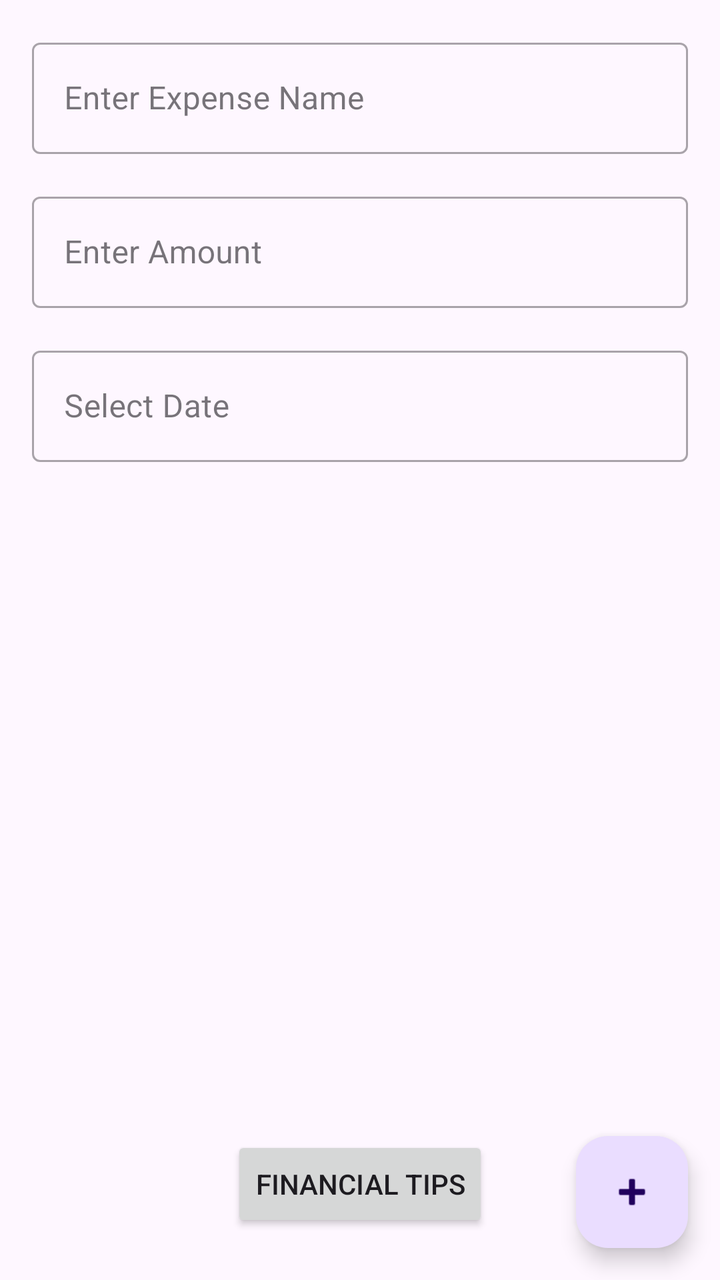
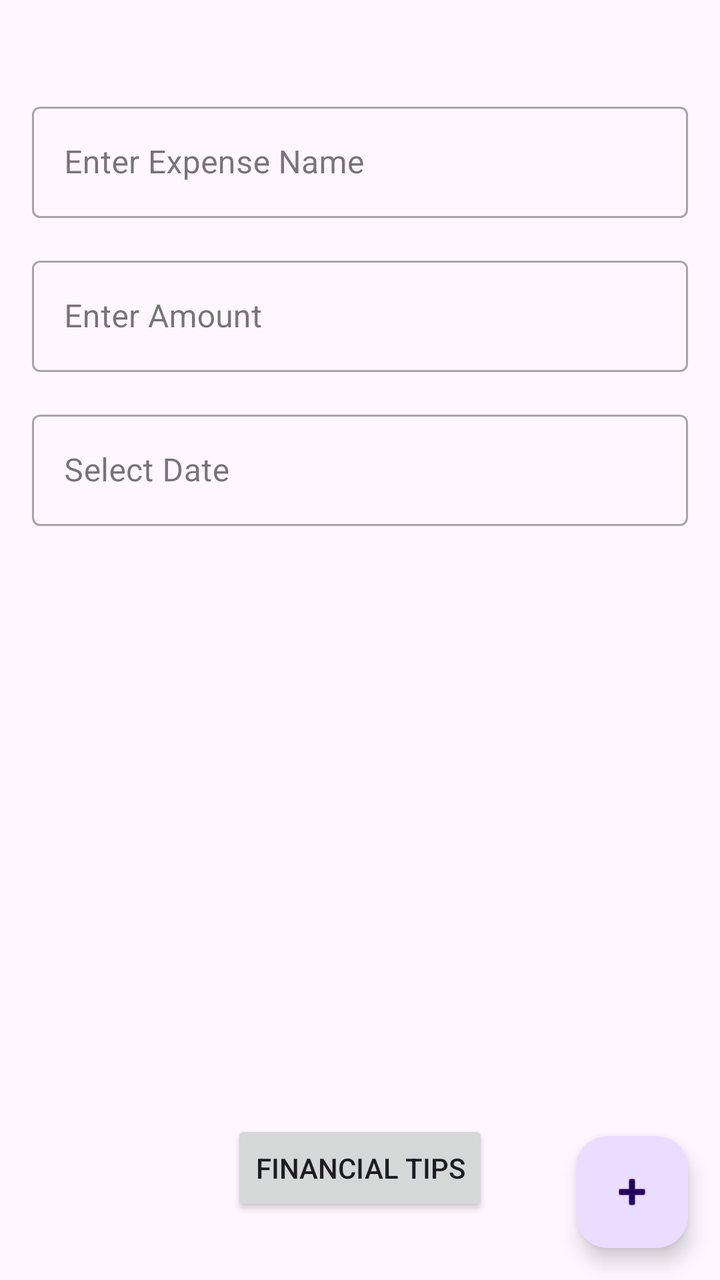

Before-and-after screenshots of an Android layout around one commit, followed by the original layout XML and the change that was made.
<!-- AndroidManifest.xml: application theme Theme.Assignmen7 -->
<!-- res/layout/activity_main.xml -->
<?xml version="1.0" encoding="utf-8"?>
<androidx.constraintlayout.widget.ConstraintLayout
    xmlns:android="http://schemas.android.com/apk/res/android"
    xmlns:app="http://schemas.android.com/apk/res-auto"
    xmlns:tools="http://schemas.android.com/tools"
    android:layout_width="match_parent"
    android:layout_height="match_parent"
    tools:context=".MainActivity">

    
    <com.google.android.material.textfield.TextInputLayout
        android:id="@+id/expenseNameLayout"
        style="@style/Widget.MaterialComponents.TextInputLayout.OutlinedBox"
        android:layout_width="0dp"
        android:layout_height="wrap_content"
        app:layout_constraintTop_toTopOf="parent"
        app:layout_constraintStart_toStartOf="parent"
        app:layout_constraintEnd_toEndOf="parent"
        android:layout_margin="16dp">
        <com.google.android.material.textfield.TextInputEditText
            android:id="@+id/expenseName"
            android:layout_width="match_parent"
            android:layout_height="wrap_content"
            android:textColor="@color/primary_text_color"
            android:hint="@string/hint_expense_name"/>
    </com.google.android.material.textfield.TextInputLayout>

    
    <com.google.android.material.textfield.TextInputLayout
        android:id="@+id/expenseAmountLayout"
        style="@style/Widget.MaterialComponents.TextInputLayout.OutlinedBox"
        android:layout_width="0dp"
        android:layout_height="wrap_content"
        app:layout_constraintTop_toBottomOf="@id/expenseNameLayout"
        app:layout_constraintStart_toStartOf="parent"
        app:layout_constraintEnd_toEndOf="parent"
        android:layout_margin="16dp">
        <com.google.android.material.textfield.TextInputEditText
            android:id="@+id/expenseAmount"
            android:layout_width="match_parent"
            android:layout_height="wrap_content"
            android:inputType="numberDecimal"
            android:textColor="@color/primary_text_color"
            android:hint="@string/hint_expense_amount_decimal"/>
    </com.google.android.material.textfield.TextInputLayout>

    
    <androidx.recyclerview.widget.RecyclerView
        android:id="@+id/recyclerView"
        android:layout_width="match_parent"
        android:layout_height="0dp"
        app:layout_constraintTop_toBottomOf="@id/expenseDateLayout"
        app:layout_constraintBottom_toTopOf="@id/fab"
        android:layout_margin="16dp"/>

    
    <com.google.android.material.floatingactionbutton.FloatingActionButton
        android:id="@+id/fab"
        android:layout_width="wrap_content"
        android:layout_height="wrap_content"
        android:src="@android:drawable/ic_input_add"
        android:contentDescription="@string/add_expense"
        app:tooltipText="@string/add_expense"
        app:layout_constraintBottom_toBottomOf="parent"
        app:layout_constraintEnd_toEndOf="parent"
        android:layout_margin="16dp"/>

    <com.google.android.material.textfield.TextInputLayout
        android:id="@+id/expenseDateLayout"
        style="@style/Widget.MaterialComponents.TextInputLayout.OutlinedBox"
        android:layout_width="0dp"
        android:layout_height="wrap_content"
        app:layout_constraintTop_toBottomOf="@id/expenseAmountLayout"
        app:layout_constraintStart_toStartOf="parent"
        app:layout_constraintEnd_toEndOf="parent"
        android:layout_margin="16dp">

        <com.google.android.material.textfield.TextInputEditText
            android:id="@+id/expenseDate"
            android:layout_width="match_parent"
            android:layout_height="wrap_content"
            android:hint="Select Date"
            android:focusable="false"/>
    </com.google.android.material.textfield.TextInputLayout>

    <Button
        android:id="@+id/openBrowserButton"
        android:layout_width="wrap_content"
        android:layout_height="wrap_content"
        android:text="Financial Tips"
        android:layout_marginTop="16dp"
        app:layout_constraintTop_toBottomOf="@id/recyclerView"
        app:layout_constraintStart_toStartOf="parent"
        app:layout_constraintEnd_toEndOf="parent"/>
</androidx.constraintlayout.widget.ConstraintLayout>
<!-- resources referenced by this layout -->
<resources>
  <color name="primary_text_color">#1C1C1E</color>
  <string name="add_expense">Add Expense</string>
  <string name="hint_expense_amount_decimal">Enter Amount</string>
  <string name="hint_expense_name">Enter Expense Name</string>
  <style name="Theme.Assignmen7" parent="Base.Theme.Assignmen7" />
  <style name="Base.Theme.Assignmen7" parent="Theme.Material3.DayNight.NoActionBar">
          
          
      </style>
</resources>

<!-- the commit's change to res/layout/activity_main.xml (unified diff, before → after) -->
@@ -5,7 +5,16 @@
     xmlns:tools="http://schemas.android.com/tools"
     android:layout_width="match_parent"
     android:layout_height="match_parent"
+    android:paddingTop="32dp"
     tools:context=".MainActivity">
+
+    
+    <FrameLayout
+        android:id="@+id/headerContainer"
+        android:layout_width="match_parent"
+        android:layout_height="wrap_content"
+        android:layout_marginBottom="8dp"
+        app:layout_constraintTop_toTopOf="parent"/>
 
     
     <com.google.android.material.textfield.TextInputLayout
@@ -13,7 +22,7 @@
         style="@style/Widget.MaterialComponents.TextInputLayout.OutlinedBox"
         android:layout_width="0dp"
         android:layout_height="wrap_content"
-        app:layout_constraintTop_toTopOf="parent"
+        app:layout_constraintTop_toBottomOf="@id/headerContainer"
         app:layout_constraintStart_toStartOf="parent"
         app:layout_constraintEnd_toEndOf="parent"
         android:layout_margin="16dp">
@@ -45,6 +54,25 @@
     </com.google.android.material.textfield.TextInputLayout>
 
     
+    <com.google.android.material.textfield.TextInputLayout
+        android:id="@+id/expenseDateLayout"
+        style="@style/Widget.MaterialComponents.TextInputLayout.OutlinedBox"
+        android:layout_width="0dp"
+        android:layout_height="wrap_content"
+        app:layout_constraintTop_toBottomOf="@id/expenseAmountLayout"
+        app:layout_constraintStart_toStartOf="parent"
+        app:layout_constraintEnd_toEndOf="parent"
+        android:layout_margin="16dp">
+
+        <com.google.android.material.textfield.TextInputEditText
+            android:id="@+id/expenseDate"
+            android:layout_width="match_parent"
+            android:layout_height="wrap_content"
+            android:hint="Select Date"
+            android:focusable="false"/>
+    </com.google.android.material.textfield.TextInputLayout>
+
+    
     <androidx.recyclerview.widget.RecyclerView
         android:id="@+id/recyclerView"
         android:layout_width="match_parent"
@@ -65,31 +93,23 @@
         app:layout_constraintEnd_toEndOf="parent"
         android:layout_margin="16dp"/>
 
-    <com.google.android.material.textfield.TextInputLayout
-        android:id="@+id/expenseDateLayout"
-        style="@style/Widget.MaterialComponents.TextInputLayout.OutlinedBox"
-        android:layout_width="0dp"
-        android:layout_height="wrap_content"
-        app:layout_constraintTop_toBottomOf="@id/expenseAmountLayout"
-        app:layout_constraintStart_toStartOf="parent"
-        app:layout_constraintEnd_toEndOf="parent"
-        android:layout_margin="16dp">
-
-        <com.google.android.material.textfield.TextInputEditText
-            android:id="@+id/expenseDate"
-            android:layout_width="match_parent"
-            android:layout_height="wrap_content"
-            android:hint="Select Date"
-            android:focusable="false"/>
-    </com.google.android.material.textfield.TextInputLayout>
-
+    
     <Button
         android:id="@+id/openBrowserButton"
         android:layout_width="wrap_content"
         android:layout_height="wrap_content"
         android:text="Financial Tips"
-        android:layout_marginTop="16dp"
-        app:layout_constraintTop_toBottomOf="@id/recyclerView"
+        android:layout_marginBottom="16dp"
+        app:layout_constraintBottom_toTopOf="@id/footerContainer"
         app:layout_constraintStart_toStartOf="parent"
         app:layout_constraintEnd_toEndOf="parent"/>
+
+    
+    <FrameLayout
+        android:id="@+id/footerContainer"
+        android:layout_width="match_parent"
+        android:layout_height="wrap_content"
+        android:layout_marginTop="16dp"
+        android:layout_marginBottom="16dp"
+        app:layout_constraintBottom_toBottomOf="parent"/>
 </androidx.constraintlayout.widget.ConstraintLayout>
